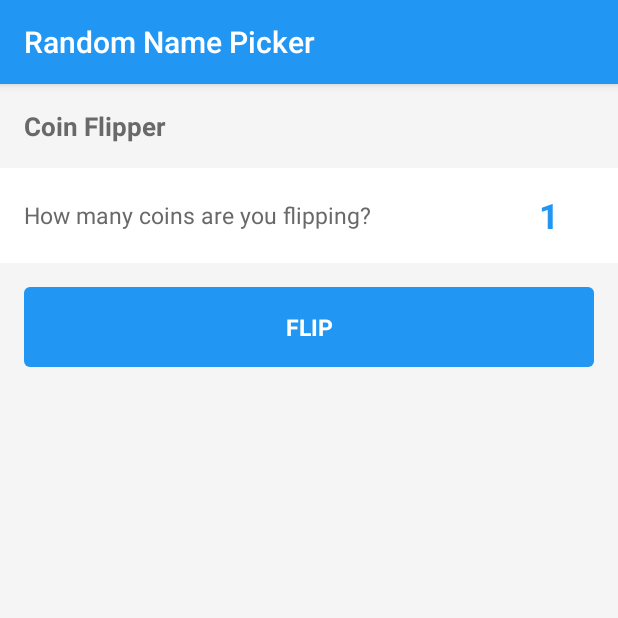
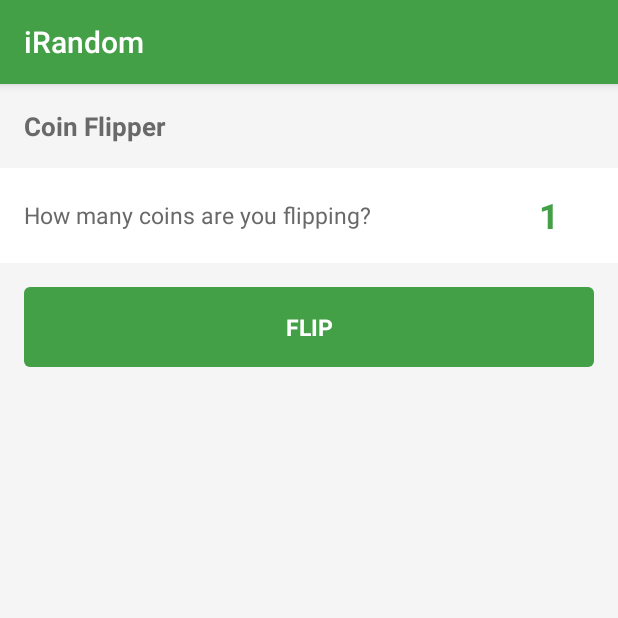
Before and after one commit to phuongbkatp/Irandom, an Android app: the fragment CoinsFragment shown on its own in the app's theme, on a phone screen of 412 x 824 dp, the top half of it. Run offline under Robolectric (Android 15) with nearby library versions, the light colour scheme and no system bars; our stand-ins replace ButterKnife; 1 statement that could not run was skipped.

Commit message:
change color

```diff
--- a/app/src/main/res/values/colors.xml
+++ b/app/src/main/res/values/colors.xml
@@ -4,13 +4,13 @@
     <color name="half_white">#80FFFFFF</color>
     <color name="white">#FFFFFF</color>
     <color name="background_inverse">@color/black</color>
-    <color name="app_blue">#2196F3</color>
+    <color name="app_blue">#43a047</color>
     <color name="bar_shadow_start_color">@android:color/transparent</color>
     <color name="bar_shadow_end_color">#3D000000</color>
     <color name="line_divider_color">#E0E0E0</color>
 
-    <color name="status_bar_color">#1976D2</color>
-    <color name="app_color">#2196F3</color>
+    <color name="status_bar_color">#43a047</color>
+    <color name="app_color">#43a047</color>
     <color name="screen_background">@color/white</color>
     <color name="dialog_background">@color/white</color>
 
@@ -23,7 +23,7 @@
 
 
 
-    <color name="dark_blue">#1976D2</color>
+    <color name="dark_blue">#00701a</color>
 
     <color name="dark_gray">#696969</color>
     <color name="background_gray">#F5F5F5</color>
--- a/app/src/main/res/values/strings.xml
+++ b/app/src/main/res/values/strings.xml
@@ -1,5 +1,5 @@
 <resources>
-    <string name="app_name">Random Name Picker</string>
+    <string name="app_name">iRandom</string>
     <string name="settings">Settings</string>
     <string name="no_lists_message">Type in a name above and click the + to create a list!</string>
     <string name="add_list_hint">List name</string>
@@ -64,7 +64,7 @@
     <string name="camera_permission_denied">To take a picture with camera, we need access to your camera.</string>
     <string name="gallery_permission_denied">To import a picture from gallery, we need access to your storage.</string>
 
-    <string name="app_name_abbreviated">RNG Plus</string>
+    <string name="app_name_abbreviated">iRandom</string>
     <string name="random_number_generator">Random Number Generator</string>
 
     <string name="rng">RNG</string>
```
Also changed, not shown: app/src/main/AndroidManifest.xml (+20 -0 lines), app/src/main/java/com/randomappsinc/irandom/views/BottomNavigationView.java (+6 -6 lines).
